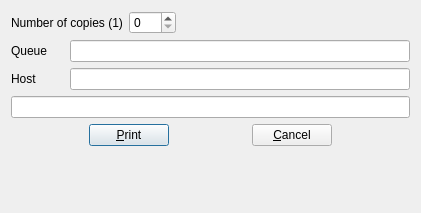
The window that source/ui/DialogPrint.ui (eteran/nedit-ng) describes before a commit, drawn with Qt 5.
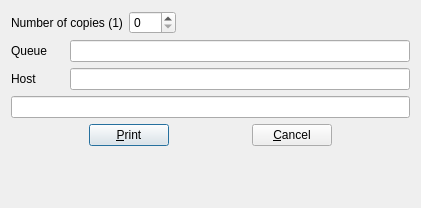
The same window after the commit. Icons and pictures are not drawn.

```diff
--- a/source/ui/DialogPrint.ui
+++ b/source/ui/DialogPrint.ui
@@ -7,7 +7,7 @@
     <x>0</x>
     <y>0</y>
     <width>421</width>
-    <height>213</height>
+    <height>208</height>
    </rect>
   </property>
   <property name="windowTitle">
```
Left out of the diff: 12 changed lines with no effect on the pictures.
